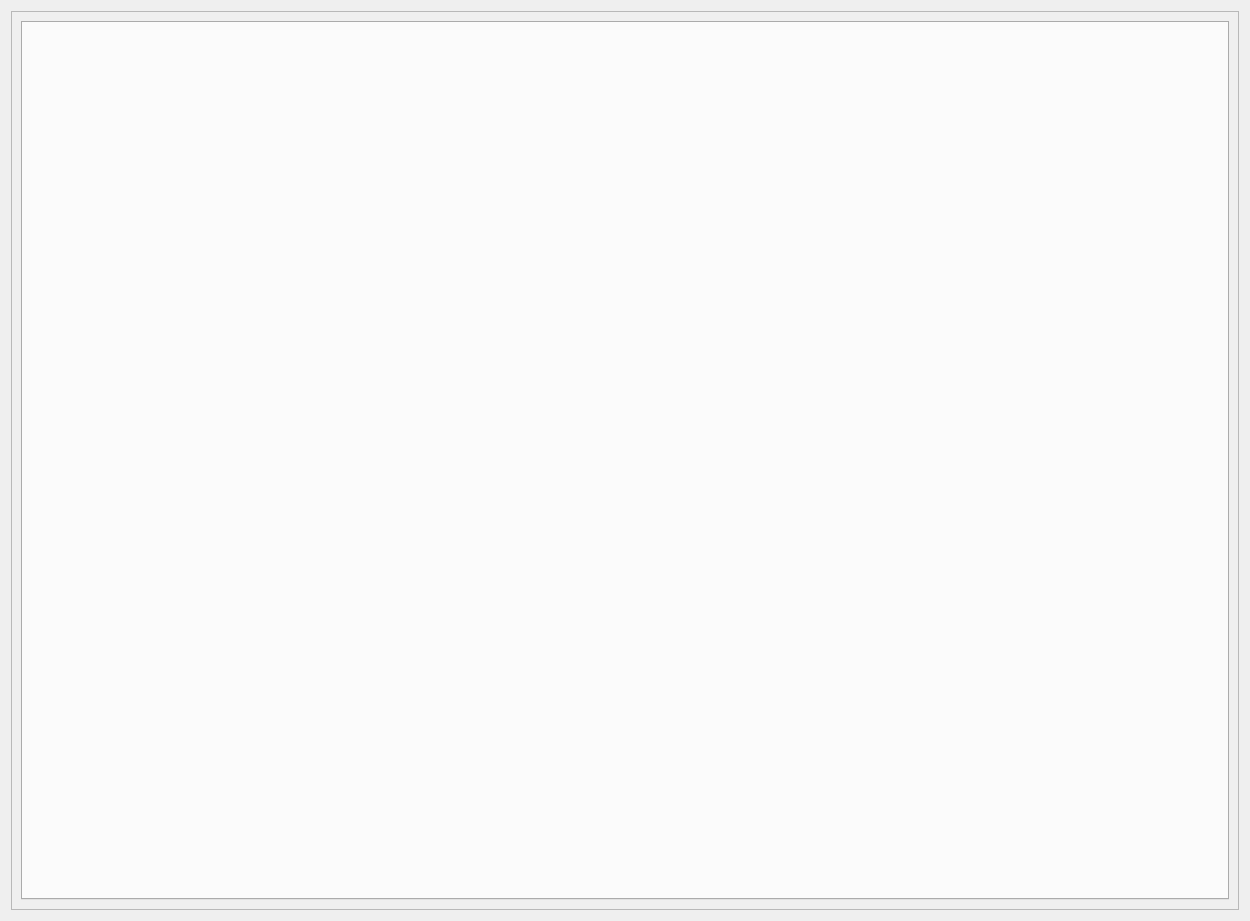
Qt form bin/main.ui (HugoValim/hdf5_view) before a commit.
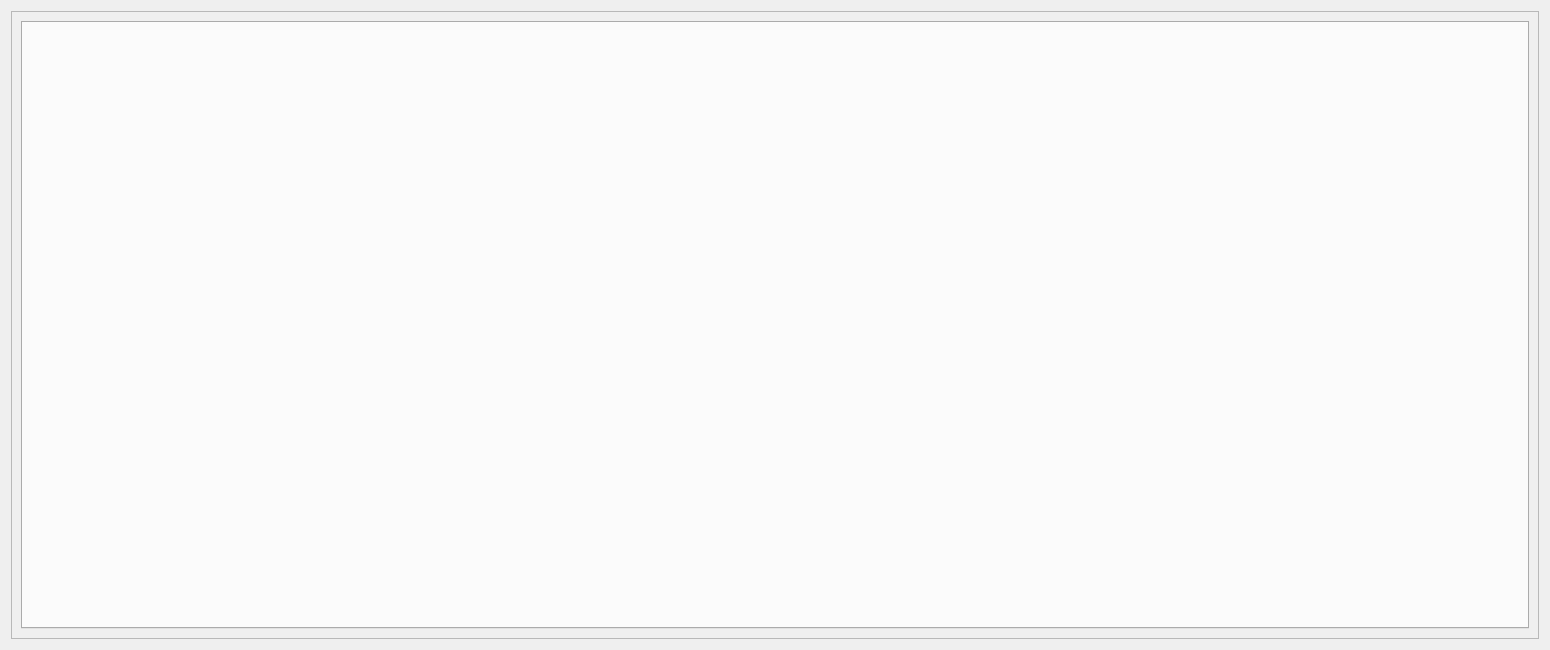
The same form after that commit.

Commit message: Added splitters to the layout and also fixed some minor bugs

Diff of the .ui file:
```diff
--- a/bin/main.ui
+++ b/bin/main.ui
@@ -6,12 +6,12 @@
    <rect>
     <x>0</x>
     <y>0</y>
-    <width>1250</width>
-    <height>921</height>
+    <width>1550</width>
+    <height>650</height>
    </rect>
   </property>
   <property name="sizePolicy">
-   <sizepolicy hsizetype="Fixed" vsizetype="Fixed">
+   <sizepolicy hsizetype="Preferred" vsizetype="Preferred">
     <horstretch>0</horstretch>
     <verstretch>0</verstretch>
    </sizepolicy>
```
The commit also changes 3 other files.
